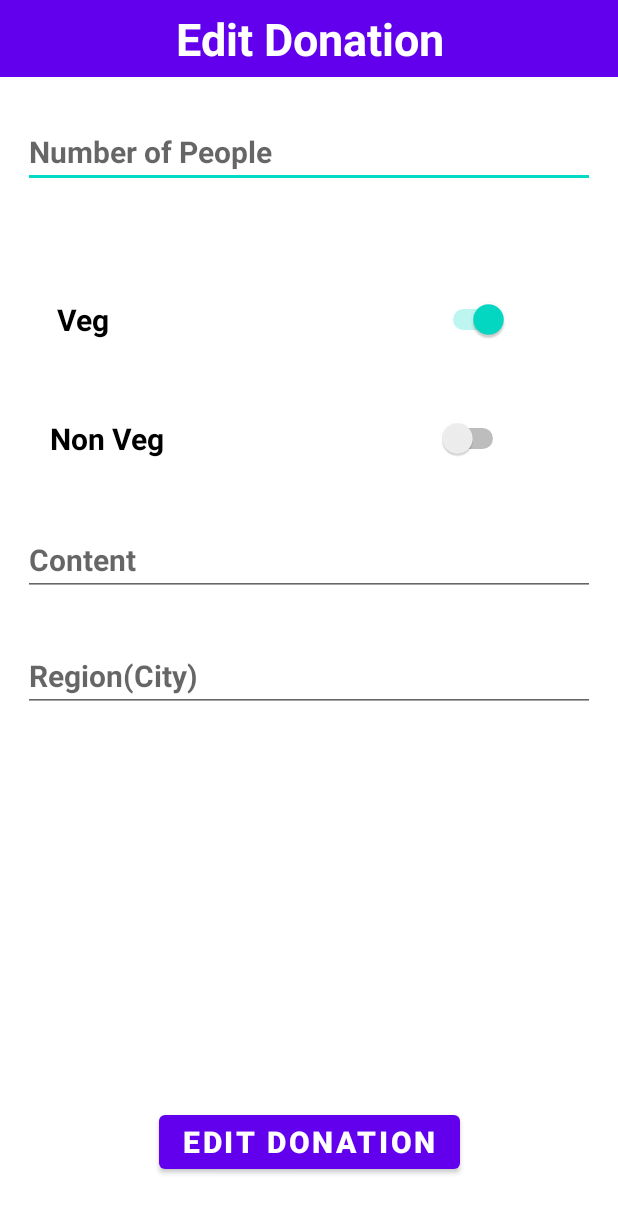
After one commit to VaradMash/annadata_application, an Android app: the layout activity_edit_donation.xml on its own in the app's theme, with its tools: preview values and no code run, on a phone screen of 412 x 824 dp. The commit adds this screen. Shown: the top 1213 px of the screen. Run offline under Robolectric (Android 15) with nearby library versions, the phone set to English and light mode, and no system bars.

Commit message:
Donation Activity functionality updated. Edit donation feature added with working database reflection routine.

```diff
--- a/app/src/main/AndroidManifest.xml
+++ b/app/src/main/AndroidManifest.xml
@@ -11,8 +11,10 @@
         android:roundIcon="@mipmap/ic_launcher_round"
         android:supportsRtl="true"
         android:theme="@style/Theme.Annadata">
-        <activity android:name=".NewDonationActivity"
-            android:noHistory="true"/>
+        <activity android:name=".EditDonation"></activity>
+        <activity
+            android:name=".NewDonationActivity"
+            android:noHistory="true" />
         <activity
             android:name=".DonationActivity"
             android:noHistory="true" />
--- /dev/null
+++ b/app/src/main/res/layout/activity_edit_donation.xml
@@ -0,0 +1,158 @@
+<?xml version="1.0" encoding="utf-8"?>
+<androidx.constraintlayout.widget.ConstraintLayout xmlns:android="http://schemas.android.com/apk/res/android"
+    xmlns:app="http://schemas.android.com/apk/res-auto"
+    xmlns:tools="http://schemas.android.com/tools"
+    android:layout_width="match_parent"
+    android:layout_height="match_parent"
+    tools:context=".NewDonationActivity">
+
+    <TextView
+        android:id="@+id/tvEditDonation"
+        android:layout_width="match_parent"
+        android:layout_height="wrap_content"
+        android:text="@string/edit_donation"
+        android:textSize="30sp"
+        android:textStyle="bold"
+        android:gravity="center_horizontal"
+        android:padding="5dp"
+        android:textColor="@color/white"
+        app:layout_constraintBottom_toBottomOf="parent"
+        app:layout_constraintEnd_toEndOf="parent"
+        app:layout_constraintHorizontal_bias="0.1"
+        app:layout_constraintStart_toStartOf="parent"
+        app:layout_constraintTop_toTopOf="parent"
+        app:layout_constraintVertical_bias="0"
+        android:background="@color/purple_500"/>
+
+
+    <EditText
+        android:id="@+id/etEditNumberOfPeople"
+        android:layout_width="match_parent"
+        android:layout_height="wrap_content"
+        android:inputType="number"
+        android:hint="@string/number_of_people"
+        android:autofillHints="@string/number_of_people"
+        android:textSize="20sp"
+        android:textStyle="bold"
+        android:layout_marginStart="15dp"
+        android:layout_marginEnd="15dp"
+        app:layout_constraintBottom_toBottomOf="parent"
+        app:layout_constraintEnd_toEndOf="parent"
+        app:layout_constraintStart_toStartOf="parent"
+        app:layout_constraintTop_toTopOf="parent"
+        app:layout_constraintVertical_bias="0.1" />
+
+    <TextView
+        android:id="@+id/textView"
+        android:layout_width="wrap_content"
+        android:layout_height="wrap_content"
+        android:text="@string/veg"
+        android:textSize="20sp"
+        android:textStyle="bold"
+        android:textColor="@color/black"
+        app:layout_constraintBottom_toBottomOf="parent"
+        app:layout_constraintEnd_toEndOf="parent"
+        app:layout_constraintHorizontal_bias="0.1"
+        app:layout_constraintStart_toStartOf="parent"
+        app:layout_constraintTop_toTopOf="parent"
+        app:layout_constraintVertical_bias="0.25" />
+
+
+    <Switch
+        android:id="@+id/switchEditVeg"
+        android:layout_width="wrap_content"
+        android:layout_height="wrap_content"
+        app:layout_constraintBottom_toBottomOf="parent"
+        app:layout_constraintEnd_toEndOf="parent"
+        app:layout_constraintHorizontal_bias="0.8"
+        app:layout_constraintStart_toStartOf="parent"
+        app:layout_constraintTop_toTopOf="parent"
+        app:layout_constraintVertical_bias="0.25"
+        android:checked="true"
+        tools:ignore="UseSwitchCompatOrMaterialXml" />
+
+    <Switch
+        android:id="@+id/switchEditNonVeg"
+        android:layout_width="wrap_content"
+        android:layout_height="wrap_content"
+        app:layout_constraintBottom_toBottomOf="parent"
+        app:layout_constraintEnd_toEndOf="parent"
+        app:layout_constraintHorizontal_bias="0.8"
+        app:layout_constraintStart_toStartOf="parent"
+        app:layout_constraintTop_toTopOf="parent"
+        app:layout_constraintVertical_bias="0.35"
+        tools:ignore="UseSwitchCompatOrMaterialXml" />
+
+    <TextView
+        android:id="@+id/textView2"
+        android:layout_width="wrap_content"
+        android:layout_height="wrap_content"
+        android:text="@string/non_veg"
+        android:textSize="20sp"
+        android:textStyle="bold"
+        android:textColor="@color/black"
+        app:layout_constraintBottom_toBottomOf="parent"
+        app:layout_constraintEnd_toEndOf="parent"
+        app:layout_constraintHorizontal_bias="0.1"
+        app:layout_constraintStart_toStartOf="parent"
+        app:layout_constraintTop_toTopOf="parent"
+        app:layout_constraintVertical_bias="0.35" />
+
+    <EditText
+        android:id="@+id/etEditContent"
+        android:layout_width="match_parent"
+        android:layout_height="wrap_content"
+        android:inputType="textMultiLine"
+        android:hint="@string/content"
+        android:textSize="20sp"
+        android:textStyle="bold"
+        android:layout_marginStart="15dp"
+        android:layout_marginEnd="15dp"
+        app:layout_constraintBottom_toBottomOf="parent"
+        app:layout_constraintEnd_toEndOf="parent"
+        app:layout_constraintStart_toStartOf="parent"
+        app:layout_constraintTop_toTopOf="parent"
+        app:layout_constraintVertical_bias="0.45" />
+
+    <EditText
+        android:id="@+id/etEditRegion"
+        android:layout_width="match_parent"
+        android:layout_height="wrap_content"
+        android:inputType="text"
+        android:hint="@string/region"
+        android:textSize="20sp"
+        android:textStyle="bold"
+        android:layout_marginStart="15dp"
+        android:layout_marginEnd="15dp"
+        app:layout_constraintBottom_toBottomOf="parent"
+        app:layout_constraintEnd_toEndOf="parent"
+        app:layout_constraintStart_toStartOf="parent"
+        app:layout_constraintTop_toTopOf="parent"
+        app:layout_constraintVertical_bias="0.55" />
+
+    <ProgressBar
+        android:id="@+id/pbEditDonation"
+        android:layout_width="wrap_content"
+        android:layout_height="wrap_content"
+        app:layout_constraintBottom_toBottomOf="parent"
+        app:layout_constraintEnd_toEndOf="parent"
+        app:layout_constraintStart_toStartOf="parent"
+        app:layout_constraintTop_toTopOf="parent"
+        android:visibility="gone"
+        app:layout_constraintVertical_bias="0.75"/>
+
+
+    <Button
+        android:id="@+id/btnEditDonation"
+        android:layout_width="wrap_content"
+        android:layout_height="wrap_content"
+        android:text="@string/edit_donation"
+        app:layout_constraintBottom_toBottomOf="parent"
+        app:layout_constraintEnd_toEndOf="parent"
+        app:layout_constraintStart_toStartOf="parent"
+        app:layout_constraintTop_toTopOf="parent"
+        android:textSize="20sp"
+        android:textStyle="bold"
+        app:layout_constraintVertical_bias="0.95" />
+
+</androidx.constraintlayout.widget.ConstraintLayout>
--- a/app/src/main/res/values/strings.xml
+++ b/app/src/main/res/values/strings.xml
@@ -41,4 +41,5 @@
     <string name="edit">Edit</string>
     <string name="post_time">Post Time :</string>
     <string name="post_date">Post Date :</string>
+    <string name="edit_donation">Edit Donation</string>
 </resources>
```
Also changed, not shown: app/src/main/java/com/example/annadata/DonationActivity.java (+10 -1 lines), app/src/main/java/com/example/annadata/DonationList.java (+11 -18 lines), app/src/main/java/com/example/annadata/EditDonation.java (added, +149 -0 lines).
